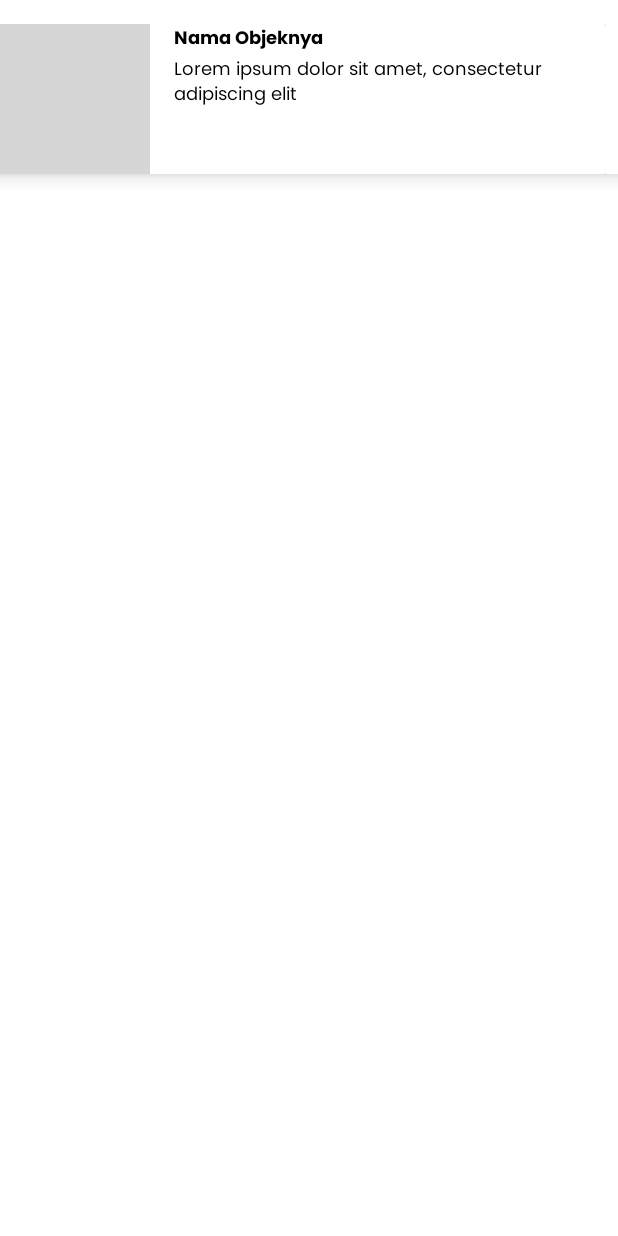
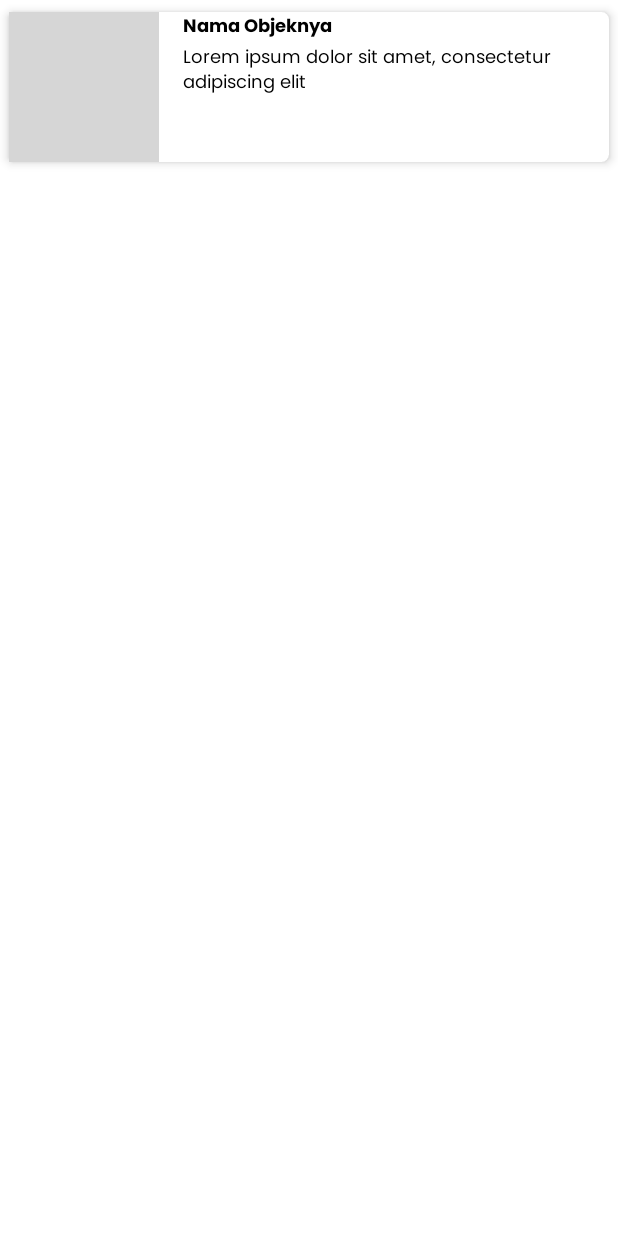
Before and after one commit to Fortissible/ToguTravelApp, an Android app: the layout location_detail_object_item_card.xml on its own in the app's theme, with its tools: preview values and no code run, on a phone screen of 412 x 824 dp. Run offline under Robolectric (Android 15) with nearby library versions, the phone set to English and light mode, and no system bars; grey boxes are pictures that could not be loaded.

Commit message:
solve conflict

```diff
--- a/app/src/main/res/layout/activity_detail_location.xml
+++ b/app/src/main/res/layout/activity_detail_location.xml
@@ -11,7 +11,7 @@
         android:layout_width="match_parent"
         android:layout_height="wrap_content"
         android:background="@color/white"
-        android:elevation="8dp">
+        android:elevation="4dp">
 
         <androidx.constraintlayout.widget.ConstraintLayout
             android:id="@+id/uppercard"
--- a/app/src/main/res/layout/fragment_object.xml
+++ b/app/src/main/res/layout/fragment_object.xml
@@ -9,7 +9,7 @@
         android:id="@+id/location_detail_object_rv"
         android:layout_width="match_parent"
         android:layout_height="wrap_content"
-        android:layout_marginTop="8dp"
+        android:layout_marginTop="24dp"
         android:layout_marginEnd="16dp"
         android:layout_marginStart="16dp"/>
 
--- a/app/src/main/res/layout/location_detail_object_item_card.xml
+++ b/app/src/main/res/layout/location_detail_object_item_card.xml
@@ -3,10 +3,7 @@
     xmlns:android="http://schemas.android.com/apk/res/android"
     android:layout_width="match_parent"
     android:layout_height="wrap_content"
-    android:paddingTop="16dp"
-    android:paddingEnd="8dp"
-    android:background="@color/white"
-    android:elevation="8dp"
+    android:layout_marginBottom="16dp"
     xmlns:app="http://schemas.android.com/apk/res-auto"
     xmlns:tools="http://schemas.android.com/tools">
 
@@ -14,7 +11,10 @@
         android:layout_width="match_parent"
         android:layout_height="wrap_content"
         app:layout_constraintTop_toTopOf="parent"
-        app:layout_constraintStart_toStartOf="parent">
+        app:layout_constraintStart_toStartOf="parent"
+        app:cardElevation="4dp"
+        app:cardUseCompatPadding="true"
+        app:cardCornerRadius="5dp">
 
         <androidx.constraintlayout.widget.ConstraintLayout
             android:layout_width="match_parent"
--- a/app/src/main/res/values/strings.xml
+++ b/app/src/main/res/values/strings.xml
@@ -43,9 +43,9 @@
     </string-array>
 
     <string-array name="recommend_desc">
-        <item>Lorem ipsum dolor sit amet, consectetur adipiscing elit, sed do eiusmod tempor incididunt ut labore et dolore magna aliqua.</item>
-        <item>Lorem ipsum dolor sit amet, consectetur adipiscing elit, sed do eiusmod tempor incididunt ut labore et dolore magna aliqua.</item>
-        <item>Lorem ipsum dolor sit amet, consectetur adipiscing elit, sed do eiusmod tempor incididunt ut labore et dolore magna aliqua.</item>
+        <item>Lorem ipsum dolor sit amet, consectetur adipiscing elit, sed do eiusmod tempor</item>
+        <item>Lorem ipsum dolor sit amet, consectetur adipiscing elit, sed do eiusmod tempor</item>
+        <item>Lorem ipsum dolor sit amet, consectetur adipiscing elit, sed do eiusmod tempor</item>
     </string-array>
 
     <string-array name="recommend_location">
```
Also changed, not shown: app/src/main/res/layout/location_detail_recom_item_card.xml (+5 -5 lines).
